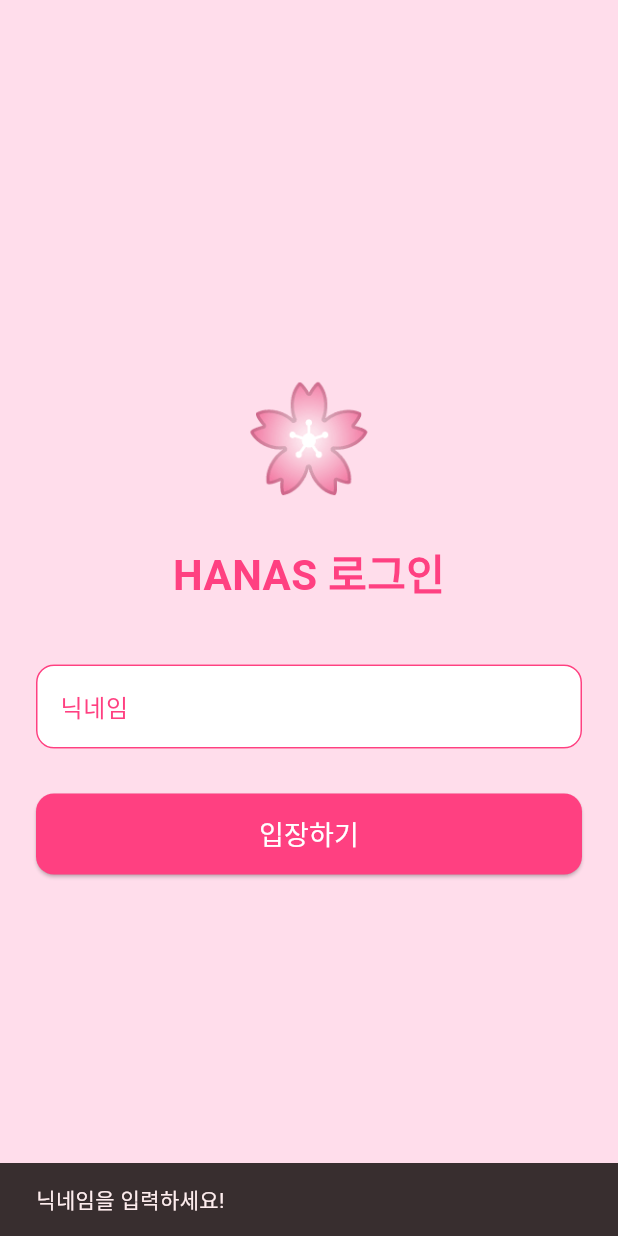
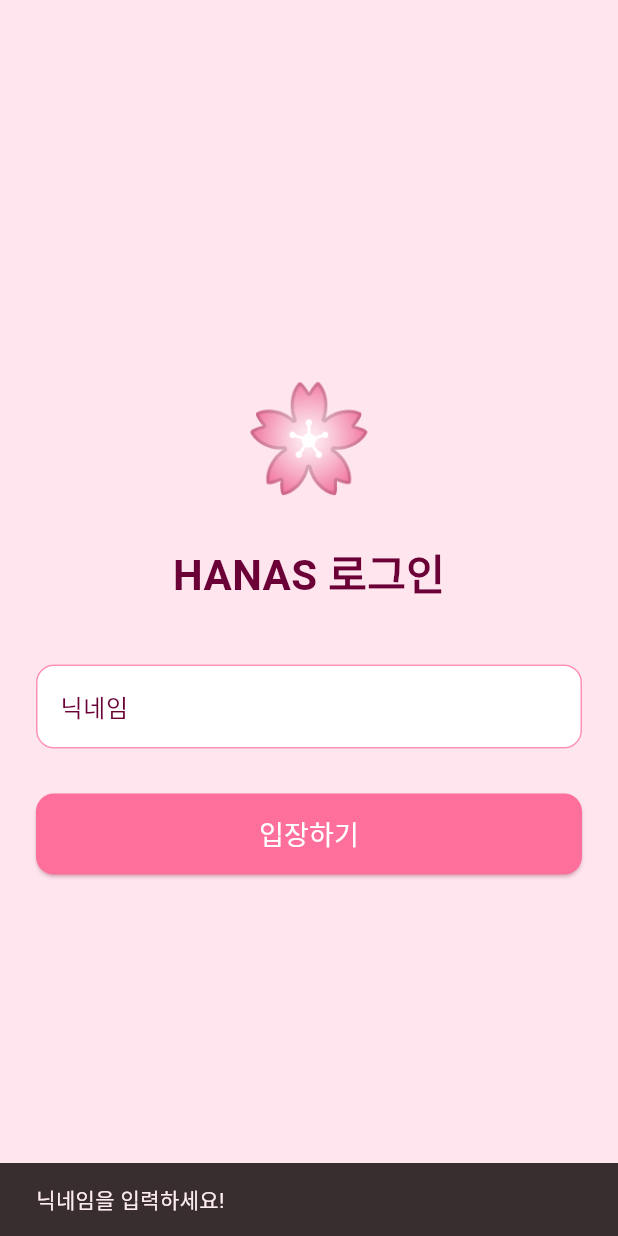
Before and after one commit to RedJelly1021/hanas, a Flutter app: the screen it shows after launch, after a tap on "입장하기", on a phone screen of 412 x 824 dp. Run offline on Flutter 3.47's test engine with Material 3 defaults, Android fonts, the phone set to English and light mode, and no system bars; our stand-ins replace firebase_core; accounts and stored records are empty; Roboto replaces fonts that are missing (NotoSans).

Commit message:
✨ feat: 프로바이더 적용 및 테마 기능 추가

```diff
--- a/lib/main.dart
+++ b/lib/main.dart
@@ -1,13 +1,34 @@
 import 'package:flutter/material.dart';
+import 'package:hanas/providers/favorite_provider.dart';
+import 'package:hanas/screens/chat_list_screen.dart'; //채팅 목록 화면 임포트
+import 'package:hanas/screens/chat_screen.dart'; //채팅 화면 임포트
+import 'package:hanas/screens/friend_detail_screen.dart';
 import 'package:hanas/screens/friends_screen.dart'; //친구 목록 화면 임포트
+import 'package:hanas/screens/home_screen.dart'; //홈 화면 임포트
 import 'package:hanas/screens/login_screen.dart'; //로그인 화면 임포트
+import 'package:hanas/screens/profile_screen.dart';
 import 'package:hanas/screens/splash_screen.dart'; //스플래시 화면 임포트
+import 'package:hanas/screens/settings_screen.dart'; //설정 화면 임포트
+import 'package:hanas/providers/theme_provider.dart'; //테마 프로바이더 임포트
+import 'package:hanas/screens/theme_select_screen.dart'; //테마 선택 화면 임포트
+import 'package:provider/provider.dart'; //프로바이더 패키지 임포트
 
 void main()
 {
   //main.dart
-  WidgetsFlutterBinding.ensureInitialized(); // Missing parentheses added here
-  runApp(const HanasApp()); //HANAS 앱 실행
+  //WidgetsFlutterBinding.ensureInitialized(); // Missing parentheses added here
+  //runApp(const HanasApp()); //HANAS 앱 실행
+  runApp //프로바이더 적용
+  (
+    MultiProvider //ChangeNotifierProvider로 감싸기
+    (
+      providers: [
+        ChangeNotifierProvider(create: (_) => FavoriteProvider()), //즐겨찾기 프로바이더 생성
+        ChangeNotifierProvider(create: (_) => ThemeProvider()), //테마 프로바이더 생성
+      ],
+      child: const HanasApp(), //HANAS 앱
+    ),
+  );
 }
 
 class HanasApp extends StatelessWidget //HANAS 앱 메인 클래스
@@ -32,8 +53,22 @@ class HanasApp extends StatelessWidget //HANAS 앱 메인 클래스
       {
         '/splash': (context) => const SplashScreen(), //스플래시 화면
         '/login': (context) => const LoginScreen(), //로그인 화면
+        '/home': (context) => const HomeScreen(), //홈 화면
         '/friends': (context) => const FriendsScreen(), //친구 목록 화면
-        '/chat': (context) => const PlaceholderHome(), //채팅 화면
+        '/chatList': (context) => const ChatListScreen(), //채팅 목록 화면
+        '/chat': (context) => const ChatScreen(), //채팅 화면
+        '/settings': (context) => const SettingsScreen(), //설정 화면
+        '/profile': (context) => const ProfileScreen(), //프로필 화면
+        '/theme': (context) => const ThemeSelectScreen(), //테마 선택 화면
+        '/friendDetail': (context)
+        {
+          final args = ModalRoute.of(context)!.settings.arguments as Map;
+          return FriendDetailScreen
+          (
+            name: args['name'],
+            emoji: args['emoji'],
+          );
+        },
       },
     );
   }
--- a/lib/screens/login_screen.dart
+++ b/lib/screens/login_screen.dart
@@ -1,4 +1,6 @@
 import 'package:flutter/material.dart';
+import 'package:hanas/providers/theme_provider.dart';
+import 'package:provider/provider.dart';
 
 class LoginScreen extends StatefulWidget
 {
@@ -38,14 +40,18 @@ class _LoginScreenState extends State<LoginScreen>
 
     //TODO: 실제 로그인 로직은 나중에 Firebase 붙일 때 넣기
     Navigator.pushReplacementNamed(context, '/friends'); //친구 목록 화면으로 이동
+    //Navigator.pushReplacementNamed(context, '/chatList'); //원하면 로그인 성공 시 채팅 목록 화면으로 이동
+    //Navigator.pushReplacementNamed(context, '/home'); //원하면 로그인 성공 시 Home(Friends+Chats) 화면으로 이동
   }
 
   @override
   Widget build(BuildContext context) //빌드 메서드
   {
+    final theme = Provider.of<ThemeProvider>(context).currentTheme; //현재 테마 가져오기
+
     return Scaffold //기본 화면 구조
     (
-      backgroundColor: const Color(0xFFFFDDEB), //연한 핑크색 배경
+      backgroundColor: theme.background, //연한 핑크색 배경
       body: Padding //전체 패딩
       (
         padding: const EdgeInsets.all(24.0), //모든 방향에 24픽셀 패딩
@@ -56,20 +62,20 @@ class _LoginScreenState extends State<LoginScreen>
             mainAxisSize: MainAxisSize.min, //중앙에 모이도록 설정
             children:  //위젯들
             [
-              const Text //앱 로고
+              Text //앱 로고
               (
-                '🌸',
-                style: TextStyle(fontSize: 70), //앱 로고 크기
+                theme.flowerEmoji, //꽃 이모지
+                style: const TextStyle(fontSize: 70), //앱 로고 크기
               ),
               const SizedBox(height: 20), //로고와 입력창 사이 간격
-              const Text //로그인 제목
+              Text //로그인 제목
               (
                 'HANAS 로그인',
                 style: TextStyle //텍스트 스타일
                 (
                   fontSize: 28, //폰트 크기
                   fontWeight: FontWeight.bold, //굵게
-                  color: Colors.pinkAccent, //핑크색 글자
+                  color: theme.foreground, //텍스트 색상
                 ),
               ),
               const SizedBox(height: 40), //제목과 입력창 사이 간격
@@ -82,17 +88,17 @@ class _LoginScreenState extends State<LoginScreen>
                 (
                   labelText: '닉네임', //레이블 텍스트
                   filled: true, //채워진 스타일
-                  fillColor: Colors.white, //배경 흰색
-                  labelStyle: const TextStyle(color: Colors.pinkAccent), //레이블 핑크색
+                  fillColor: theme.cardColor, //카드 배경색
+                  labelStyle: TextStyle(color: theme.foreground), //레이블 색상
                   enabledBorder: OutlineInputBorder //기본 테두리
                   (
                     borderRadius: BorderRadius.circular(12), //둥근 모서리
-                    borderSide: const BorderSide(color: Colors.pinkAccent), //핑크색 테두리
+                    borderSide: BorderSide(color: theme.borderColor), //테두리 색상
                   ),
                   focusedBorder: OutlineInputBorder //포커스된 테두리
                   (
                     borderRadius: BorderRadius.circular(12), //둥근 모서리
-                    borderSide: const BorderSide(color: Colors.pinkAccent, width: 2), //두꺼운 핑크색 테두리
+                    borderSide: BorderSide(color: theme.accent, width: 2), //강조 색상 테두리
                   ),
                 ),
               ),
@@ -108,17 +114,18 @@ class _LoginScreenState extends State<LoginScreen>
                   onPressed: _login, //로그인 처리 메서드 연결
                   style: ElevatedButton.styleFrom //버튼 스타일
                   (
-                    backgroundColor: Colors.pinkAccent, //핑크색 배경
+                    backgroundColor: theme.primary, //핑크색 배경
                     padding: const EdgeInsets.symmetric(vertical: 14), //세로 패딩
+                    shadowColor: theme.shadowColor, //그림자 색상
                     shape: RoundedRectangleBorder //둥근 모서리
                     (
                       borderRadius: BorderRadius.circular(12), //모서리 반경 12
                     ),
                   ),
-                  child: const Text //버튼 텍스트
+                  child: Text //버튼 텍스트
                   (
                     '입장하기', //버튼 텍스트
-                    style: TextStyle(fontSize: 18, color: Colors.white), //폰트 크기 및 색상
+                    style: TextStyle(fontSize: 18, color: theme.bubbleOther), //폰트 크기 및 색상
                   ),
                 ),
               ),
--- a/lib/screens/splash_screen.dart
+++ b/lib/screens/splash_screen.dart
@@ -1,32 +1,39 @@
 import 'package:flutter/material.dart';
+import 'package:hanas/providers/theme_provider.dart';
+import 'package:provider/provider.dart';
 
-class SplashScreen extends StatefulWidget
+class SplashScreen extends StatefulWidget //스플래시 화면 클래스
 {
-  const SplashScreen({super.key});
+  const SplashScreen({super.key}); //생성자
 
   @override
-  State<SplashScreen> createState() => _SplashScreenState();
+  State<SplashScreen> createState() => _SplashScreenState(); //스플래시 화면 상태 생성
 }
 
-class _SplashScreenState extends State<SplashScreen>
-  with SingleTickerProviderStateMixin
+class _SplashScreenState extends State<SplashScreen> //스플래시 화면 상태 클래스
+  with SingleTickerProviderStateMixin //애니메이션을 위한 믹스인
 {
-  late AnimationController _controller;
-  late Animation<double> _opacityAnimation;
+  late AnimationController _controller; //애니메이션 컨트롤러
+  late Animation<double> _opacityAnimation; //투명도 애니메이션
+  late Animation<double> _scaleAnimation; //확대 애니메이션
 
   @override
-  void initState()
+  void initState() //초기화 메서드
   {
-    super.initState();
+    super.initState(); //부모 클래스 초기화
 
     //간단한 투명도 애니메이션
-    _controller = AnimationController
+    _controller = AnimationController //애니메이션 컨트롤러 초기화
     (
-      vsync: this,
-      duration: const Duration(seconds: 1), //1초 동안 애니메이션
+      vsync: this, //싱글 티커 프로바이더
+      duration: const Duration(seconds: 2), //2초 동안 애니메이션
     );
 
-    _opacityAnimation = Tween<double>(begin: 0, end: 1).animate(_controller); //0에서 1로 변화
+    _opacityAnimation = Tween<double>(begin: 0, end: 1).animate(_controller); //투명도 0에서 1로 변화
+    _scaleAnimation = Tween<double>(begin: 0.8, end: 1.05).animate
+    (
+      CurvedAnimation(parent: _controller, curve: Curves.easeOutBack) //부드러운 확대 애니메이션
+    );
 
     _controller.forward(); //애니메이션 시작
 
@@ -49,42 +56,76 @@ class _SplashScreenState extends State<SplashScreen>
   }
 
   @override
-  Widget build(BuildContext context)
+  Widget build(BuildContext context) //빌드 메서드
   {
-    return Scaffold
+    final theme = Provider.of<ThemeProvider>(context).currentTheme; //현재 테마 가져오기
+    return Scaffold //기본 화면 구조
     (
-      backgroundColor: const Color(0xFFFFDDEB), //연한 핑크색 배경
-      body: Center //가운데 정렬
+      backgroundColor: theme.background, //연한 핑크색 배경
+      body: Container //전체 컨테이너
+      (
+        decoration: BoxDecoration //배경 그라데이션
+        (
+          gradient: LinearGradient //선형 그라데이션
+          (
+            colors: //그라데이션 색상
+            [
+              theme.appBarGradientStart, //앱 바 그라데이션 시작 색상
+              theme.appBarGradientEnd, //앱 바 그라데이션 끝 색상
+            ],
+            begin: Alignment.topCenter, //그라데이션 시작점
+            end: Alignment.bottomCenter, //그라데이션 끝점
+          ),
+        ),
+        child: Center //가운데 정렬
         (
           child: FadeTransition //페이드 애니메이션
           (
             opacity: _opacityAnimation, //투명도 애니메이션 적용
+            child: ScaleTransition //확대 애니메이션
+            (
+              scale: _scaleAnimation, //확대 애니메이션 적용
               child: Column //세로 정렬
               (
                 mainAxisSize: MainAxisSize.min, //중앙에 모이도록 설정
                 children:  //자식 위젯들
                 [
                   // 꽃 아이콘은 우선 emoji로 대체
-              const Text
+                  Text
                   (
-                '🌸',
-                style: TextStyle(fontSize: 60), //아이콘 크기
+                    theme.flowerEmoji, //꽃 이모지
+                    style: const TextStyle(fontSize: 80), //아이콘 크기
                   ),
                   const SizedBox(height: 20), //아이콘과 텍스트 사이 간격
-              const Text //앱 이름 텍스트
+                  Text //앱 이름 텍스트
                   (
                     'HANAS',
                     style: TextStyle //텍스트 스타일
                     (
-                  fontSize: 32, //글자 크기
+                      fontSize: 36, //글자 크기
                       fontWeight: FontWeight.bold, //굵게
-                  color: Colors.pinkAccent, //핑크색 글자
+                      color: theme.foreground, //텍스트 색상
+                      letterSpacing: 2, //글자 간격
                     ),
                   ),
+
+                  const SizedBox(height: 8), //텍스트와 로딩 인디케이터 사이 간격
+
+                  Text
+                  (
+                    '꽃처럼 피어나는 대화', //앱 슬로건
+                    style: TextStyle //텍스트 스타일
+                    (
+                      color: theme.foreground.withOpacity(0.75), //연한 핑크색 텍스트
+                      fontSize: 14, //글자 크기
+                    ),
+                  )
                 ],
-          )
-        )
-      )
+              ),
+            ),
+          ),
+        ),
+      ),
     );
   }
 }
```
Lines whose indentation alone changed are shown as unchanged.
